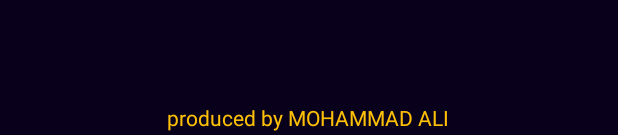
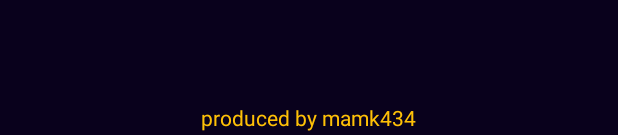
Before and after one commit to mohammadAliMkh/movieStreaming, an Android app: the layout activity_splash_screen.xml on its own in the app's theme, with its tools: preview values and no code run, on a phone screen of 412 x 824 dp. Shown: the part 1098-1233 px from the top of the screen. Run offline under Robolectric (Android 15) with nearby library versions, the phone set to English and light mode, and no system bars; network calls fail.

Commit message:
change ui splash

```diff
--- a/app/src/main/res/layout/activity_splash_screen.xml
+++ b/app/src/main/res/layout/activity_splash_screen.xml
@@ -20,7 +20,7 @@
         android:layout_width="wrap_content"
         android:layout_height="wrap_content"
         android:textColor="@color/colorAccent"
-        android:text="produced by MOHAMMAD ALI"
+        android:text="produced by mamk434"
         android:textSize="14sp"
         android:layout_centerHorizontal="true"
         android:layout_alignParentBottom="true"
```
